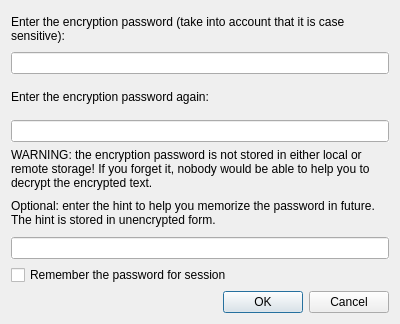
d1vanov/quentier, file libqutenote/src/note_editor/EncryptionDialog.ui: the form before one commit.
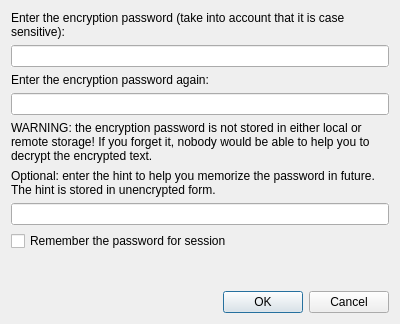
The form after the commit.

Commit message: Complete the implementation of EncryptionDialog, however, without integration into NoteEditor yet

Diff of the .ui file:
```diff
--- a/libqutenote/src/note_editor/EncryptionDialog.ui
+++ b/libqutenote/src/note_editor/EncryptionDialog.ui
@@ -109,6 +109,25 @@
      </property>
     </widget>
    </item>
+   <item>
+    <widget class="QLabel" name="onErrorTextLabel">
+     <property name="sizePolicy">
+      <sizepolicy hsizetype="Preferred" vsizetype="Expanding">
+       <horstretch>0</horstretch>
+       <verstretch>0</verstretch>
+      </sizepolicy>
+     </property>
+     <property name="textFormat">
+      <enum>Qt::RichText</enum>
+     </property>
+     <property name="wordWrap">
+      <bool>true</bool>
+     </property>
+     <property name="textInteractionFlags">
+      <set>Qt::NoTextInteraction</set>
+     </property>
+    </widget>
+   </item>
    <item>
     <widget class="QDialogButtonBox" name="buttonBox">
      <property name="orientation">
```
The commit also changes 3 other files.
